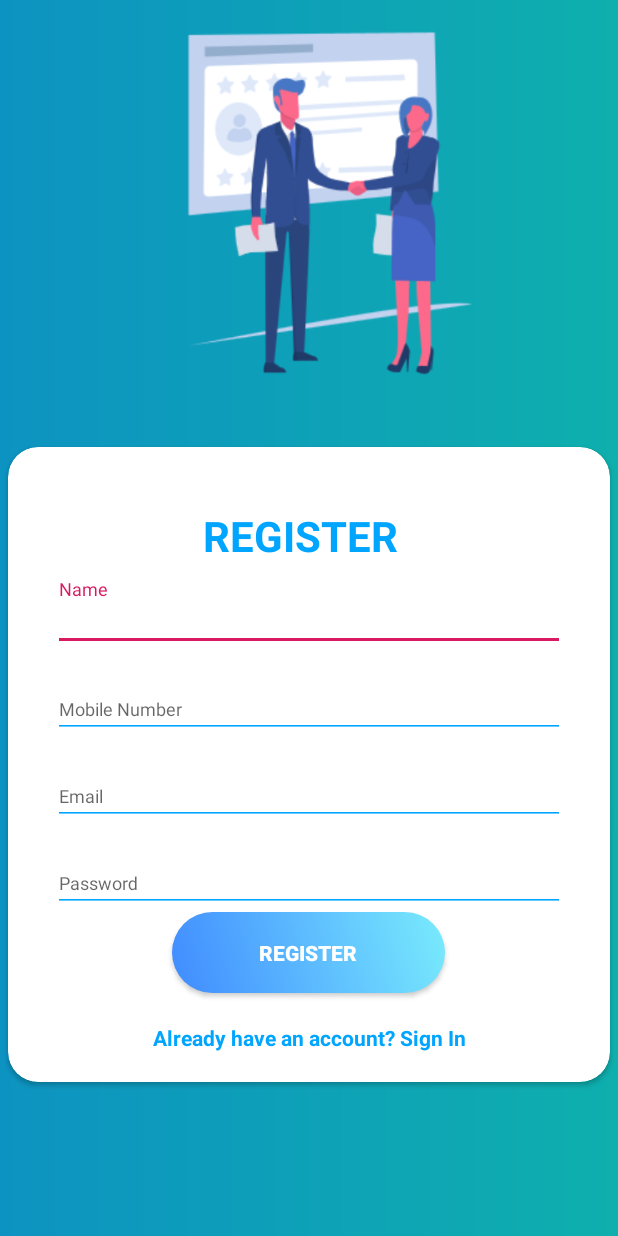
After one commit to havefun77612/Attendance-System, an Android app: the layout image_register.xml on its own in the app's theme, with its tools: preview values and no code run, on a phone screen of 412 x 824 dp. The commit adds this screen. Run offline under Robolectric (Android 15) with nearby library versions, the phone set to English and light mode, and no system bars.

Commit message:
adding Register page

```diff
--- /dev/null
+++ b/app/src/main/res/layout/image_register.xml
@@ -0,0 +1,59 @@
+<?xml version="1.0" encoding="utf-8"?>
+<androidx.coordinatorlayout.widget.CoordinatorLayout xmlns:android="http://schemas.android.com/apk/res/android"
+    xmlns:app="http://schemas.android.com/apk/res-auto"
+    xmlns:tools="http://schemas.android.com/tools"
+    android:layout_width="match_parent"
+    android:layout_height="match_parent"
+    android:fitsSystemWindows="true"
+    android:background="@drawable/centre_background"
+    tools:context="com.havefun.attendancesystem.Login">
+
+    <com.google.android.material.appbar.AppBarLayout
+        android:id="@+id/app_bar"
+        android:layout_width="match_parent"
+        android:layout_height="@dimen/form_app_bar_height"
+        android:background="@drawable/centre_background"
+        android:fitsSystemWindows="true"
+        android:theme="@style/AppTheme.AppBarOverlay">
+
+        <com.google.android.material.appbar.CollapsingToolbarLayout
+            android:id="@+id/toolbar_layout"
+            android:layout_width="match_parent"
+            android:layout_height="match_parent"
+            android:fitsSystemWindows="true"
+            app:contentScrim="?attr/colorPrimary"
+            app:layout_scrollFlags="scroll|exitUntilCollapsed">
+
+            <RelativeLayout
+                android:layout_width="match_parent"
+                android:layout_height="match_parent"
+                android:background="@drawable/centre_background">
+
+                <ImageView
+                    android:layout_width="wrap_content"
+                    android:layout_height="wrap_content"
+                    android:layout_alignParentEnd="true"
+                    android:layout_alignParentRight="true"
+                    android:layout_alignParentBottom="true"
+                    android:layout_marginTop="10dp"
+                    android:layout_marginEnd="69dp"
+                    android:layout_marginRight="69dp"
+                    android:layout_marginBottom="-14dp"
+                    android:adjustViewBounds="true"
+                    android:cropToPadding="true"
+                    android:src="@drawable/register_bk" />
+
+            </RelativeLayout>
+
+            <androidx.appcompat.widget.Toolbar
+                android:id="@+id/toolbar"
+                android:layout_width="match_parent"
+                android:layout_height="?attr/actionBarSize"
+                app:layout_collapseMode="pin"
+                app:popupTheme="@style/AppTheme.PopupOverlay" />
+
+        </com.google.android.material.appbar.CollapsingToolbarLayout>
+    </com.google.android.material.appbar.AppBarLayout>
+
+    <include layout="@layout/layout_register"/>
+</androidx.coordinatorlayout.widget.CoordinatorLayout>
--- /dev/null
+++ b/app/src/main/res/layout/layout_register.xml
@@ -0,0 +1,95 @@
+<?xml version="1.0" encoding="utf-8"?>
+<androidx.cardview.widget.CardView xmlns:android="http://schemas.android.com/apk/res/android"
+    xmlns:app="http://schemas.android.com/apk/res-auto"
+    xmlns:tools="http://schemas.android.com/tools"
+    style="@style/loginCard"
+    app:cardCornerRadius="@dimen/loginCardRadius"
+    android:elevation="5dp"
+    android:layout_gravity="center"
+    android:layout_marginTop="215dp"
+    android:layout_marginBottom="@dimen/loginViewsMargin"
+    android:layout_marginRight="5dp"
+    android:layout_marginLeft="5dp"
+    tools:showIn="@layout/image_register"
+    android:background="@color/whiteCardColor">
+
+    <LinearLayout
+        style="@style/linearParent"
+        android:layout_gravity="center"
+        android:padding="@dimen/loginViewsMargin"
+
+android:layout_marginLeft="10dp"
+        android:layout_marginRight="10dp">
+
+        <TextView
+            android:id="@+id/registertext"
+            style="@style/headerTextPrimary"
+            android:layout_marginTop="@dimen/loginViewsMargin"
+            android:paddingLeft="100dp"
+            android:text="@string/register" />
+
+        <com.google.android.material.textfield.TextInputLayout
+            style="@style/parent"
+            android:layout_marginTop="@dimen/signup_text_margin_top">
+
+            <EditText
+                android:id="@+id/editName"
+                style="@style/modifiedEditText"
+                android:hint="Name"
+                android:inputType="text"
+                android:maxLines="1" />
+        </com.google.android.material.textfield.TextInputLayout>
+
+        <com.google.android.material.textfield.TextInputLayout
+            style="@style/parent"
+            android:layout_marginTop="@dimen/signup_text_margin_top">
+
+            <EditText
+                android:id="@+id/editMobile"
+                style="@style/modifiedEditText"
+                android:hint="Mobile Number"
+                android:inputType="text"
+                android:maxLines="1" />
+        </com.google.android.material.textfield.TextInputLayout>
+
+        <com.google.android.material.textfield.TextInputLayout
+            style="@style/parent"
+            android:layout_marginTop="@dimen/signup_text_margin_top">
+
+            <EditText
+                android:id="@+id/editEmail"
+                style="@style/modifiedEditText"
+                android:hint="@string/login_email_hint"
+                android:inputType="textEmailAddress"
+                android:maxLines="1" />
+        </com.google.android.material.textfield.TextInputLayout>
+
+        <com.google.android.material.textfield.TextInputLayout
+            style="@style/parent"
+            android:layout_marginTop="@dimen/signup_text_margin_top">
+
+            <EditText
+                android:id="@+id/editPassword"
+                style="@style/modifiedEditText"
+                android:hint="@string/login_password_hint"
+                android:inputType="textPassword"
+                android:maxLines="1" />
+        </com.google.android.material.textfield.TextInputLayout>
+
+        <Button
+            android:id="@+id/Register"
+            style="@style/loginButton"
+            android:layout_gravity="center"
+            android:text="Register" />
+
+        <TextView
+            android:id="@+id/noRegistered"
+            style="@style/parent"
+            android:layout_marginTop="@dimen/loginViewsMargin"
+            android:text="@string/signup_login_hint"
+            android:textAlignment="center"
+            android:textColor="@color/primaryTextColor"
+            android:textStyle="bold" />
+
+    </LinearLayout>
+</androidx.cardview.widget.CardView>
--- a/app/src/main/res/layout/login.xml
+++ b/app/src/main/res/layout/login.xml
@@ -81,6 +81,17 @@
                     android:hint="@string/someone_somethin_com"
 
                     />
+
+                <ProgressBar
+                    android:id="@+id/progressBar"
+                    style="@android:style/Widget.DeviceDefault.Light.ProgressBar.Large"
+                    android:layout_width="wrap_content"
+                    android:layout_height="wrap_content"
+                    android:layout_gravity="center"
+                    android:backgroundTintMode="src_atop"
+                    android:foregroundGravity="center_horizontal"
+                    android:indeterminateTint="@color/green400"
+                    android:visibility="invisible" />
 
                 <View
                     android:layout_width="263.7dp"
@@ -172,17 +183,7 @@
 
 
             </LinearLayout>
-            <ProgressBar
-                android:id="@+id/progressBar"
-                style="@android:style/Widget.DeviceDefault.Light.ProgressBar.Large"
-                android:layout_width="wrap_content"
-                android:layout_height="wrap_content"
-                android:foregroundGravity="center_horizontal"
-                android:layout_gravity="center"
-                android:visibility="invisible"
-                android:indeterminateTint="@color/green400"
-                android:backgroundTintMode="src_atop"
-                />
+
             <FrameLayout
                 android:id="@+id/loginbtn"
                 android:layout_width="40.7dp"
--- a/app/src/main/res/values/colors.xml
+++ b/app/src/main/res/values/colors.xml
@@ -261,6 +261,7 @@
     <color name="blackTextColor">#000</color>
     <color name="profileEditTextColor">#707070</color>
     <color name="primaryTextColor">#00a5ff</color>
+    <color name="whiteCardColor">#fff</color>
     <array name="array_dot_active">
         <item>#f98da5</item>
         <item>#8cf9eb</item>
--- a/app/src/main/res/values/strings.xml
+++ b/app/src/main/res/values/strings.xml
@@ -14,4 +14,7 @@
     <string name="login_signup_hint">Don\'t have an account? Sign Up</string>
     <string name="login_email_hint">Email</string>
     <string name="login_password_hint">Password</string>
+    <string name="register">REGISTER</string>
+    <string name="signup_login_hint">Already have an account? Sign In</string>
+
 </resources>
```
Also changed, not shown: app/src/main/res/drawable-v24/register_bk.png (added), app/src/main/res/drawable/register_bk.png (added).
